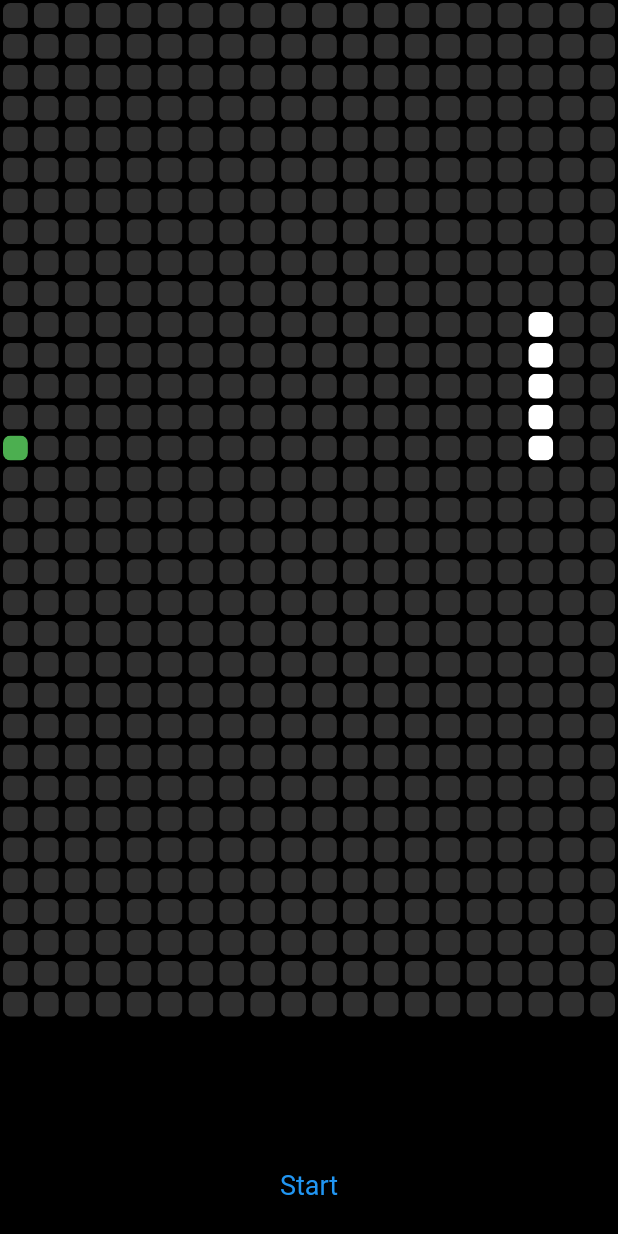
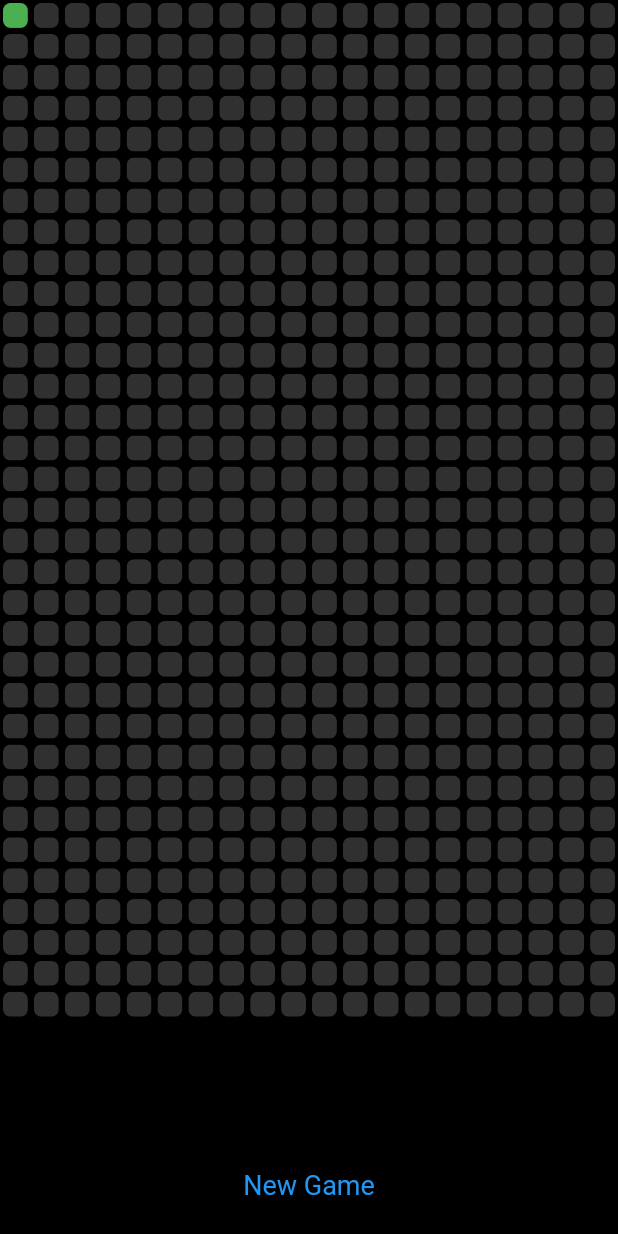
Before and after one commit to neNerower/Sssnake, a Flutter app: the screen it shows after launch, on a phone screen of 412 x 824 dp. Run offline on Flutter 3.47's test engine with Material 2 defaults, Android fonts, the phone set to English and light mode, and no system bars.

Commit message:
lib: game_screen: start button extracted

```diff
--- /dev/null
+++ b/lib/screens/components/play_button.dart
@@ -0,0 +1,20 @@
+import 'package:flutter/material.dart';
+
+class StartButton extends StatelessWidget {
+  final Function toStart;
+  const StartButton({required this.toStart});
+
+  @override
+  Widget build(BuildContext context) {
+    return TextButton(
+      style: TextButton.styleFrom(
+        textStyle: const TextStyle(
+          fontSize: 18,
+          color: Colors.grey,
+        ),
+      ),
+      onPressed: () => toStart,
+      child: const Text('New Game'),
+    );
+  }
+}
--- a/lib/screens/game_screen.dart
+++ b/lib/screens/game_screen.dart
@@ -6,6 +6,7 @@ import 'package:snake/globals/globals.dart';
 import 'package:snake/models/snake/direction.dart';
 import 'package:snake/models/snake/snake_model.dart';
 import 'package:snake/models/speed.dart';
+import 'package:snake/screens/components/play_button.dart';
 
 import 'components/cell.dart';
 
@@ -17,26 +18,29 @@ class GameScreen extends StatefulWidget {
 }
 
 class _GameScreenState extends State<GameScreen> {
-  // Getting snake
-  final SnakeModel snake = SnakeModel();
+  SnakeModel snake = SnakeModel(length: 0);
+  int apple = 0;
 
   // Getting apple
   static var random = Random();
-  int apple = random.nextInt(fieldWidth * fieldHeight);
   void _generateNewApple() {
     apple = random.nextInt(fieldWidth * fieldHeight);
   }
 
-  // Runnig game process
-  void runGame({Speed speed = Speed.normal}) {
+  // Starting game process
+  void startGame({Speed speed = Speed.normal}) {
+    // Init game data
+    SnakeModel snake = SnakeModel();
+    _generateNewApple();
+
+    // Start updating timer
     var duration = Duration(milliseconds: (400 - speed.index * 100));
     Timer.periodic(duration, (Timer timer) {
       _updateField();
 
-      // If snake is dead then cansel game
+      // If snake is dead
       if (!snake.isAlive()) {
         timer.cancel();
-        // _showGameOverScreen();
       }
     });
   }
@@ -110,13 +114,7 @@ class _GameScreenState extends State<GameScreen> {
               child: Row(
                 mainAxisAlignment: MainAxisAlignment.center,
                 children: <Widget>[
-                  TextButton(
-                    style: TextButton.styleFrom(
-                      textStyle: const TextStyle(fontSize: 18),
-                    ),
-                    onPressed: () => runGame(),
-                    child: const Text('Start'),
-                  ),
+                  StartButton(toStart: () => startGame()),
                 ],
               ),
             ),
```
